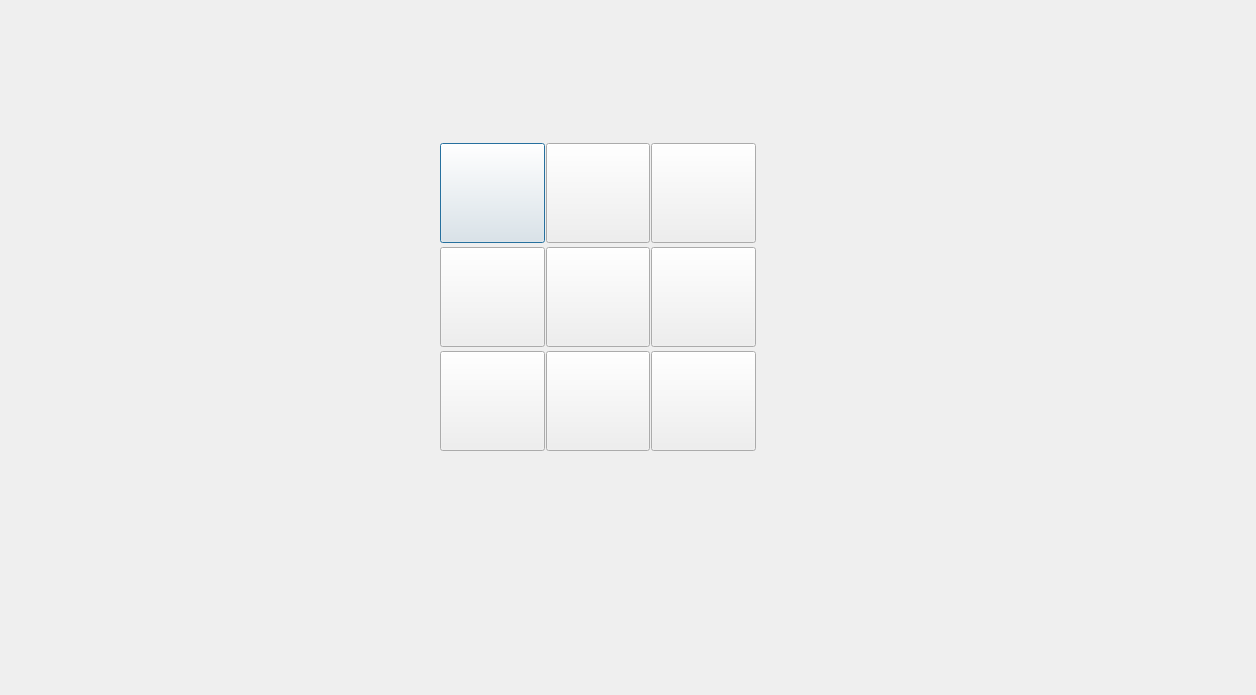
Qt form Tic_Tac_Toe/thegame.ui (DoDoz015/Tic-Tac-Toe) before a commit.
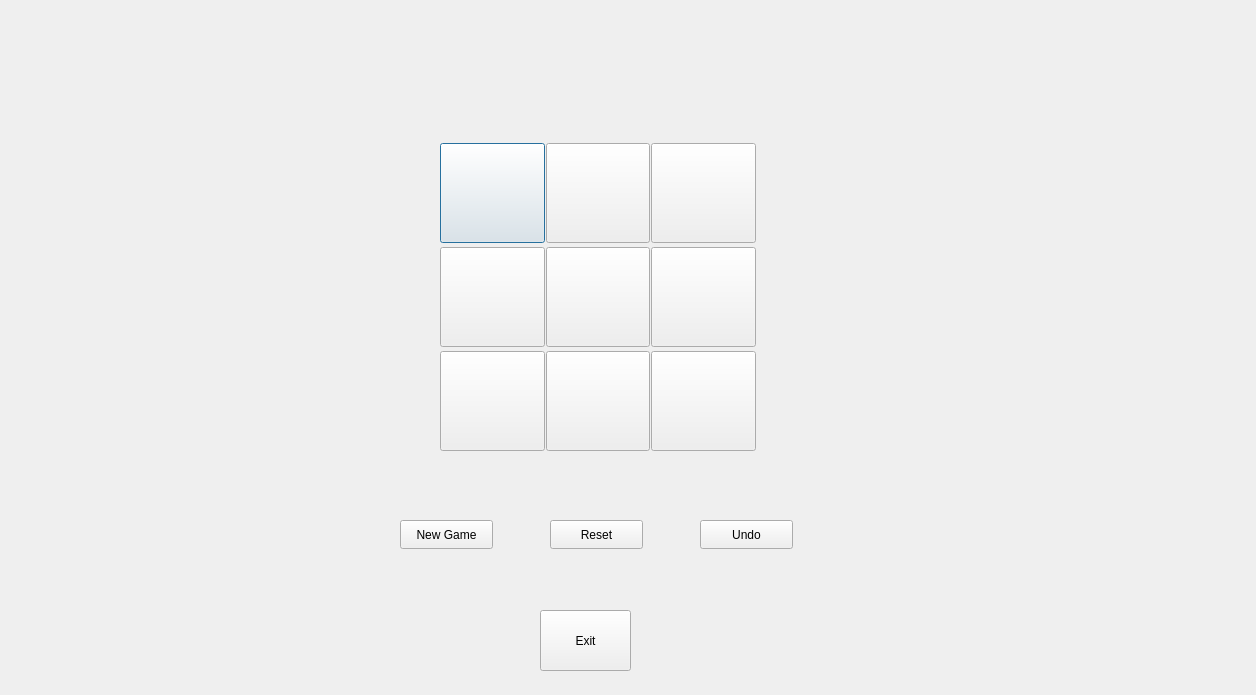
The same form after that commit.

```diff
--- a/Tic_Tac_Toe/thegame.ui
+++ b/Tic_Tac_Toe/thegame.ui
@@ -13,7 +13,7 @@
   <property name="windowTitle">
    <string>Dialog</string>
   </property>
-  <widget class="QWidget" name="">
+  <widget class="QWidget" name="layoutWidget">
    <property name="geometry">
     <rect>
      <x>440</x>
@@ -148,6 +148,58 @@
     </item>
    </layout>
   </widget>
+  <widget class="QPushButton" name="Reset">
+   <property name="geometry">
+    <rect>
+     <x>550</x>
+     <y>520</y>
+     <width>93</width>
+     <height>29</height>
+    </rect>
+   </property>
+   <property name="text">
+    <string>Reset</string>
+   </property>
+  </widget>
+  <widget class="QPushButton" name="New_Game">
+   <property name="geometry">
+    <rect>
+     <x>400</x>
+     <y>520</y>
+     <width>93</width>
+     <height>29</height>
+    </rect>
+   </property>
+   <property name="text">
+    <string>New Game</string>
+   </property>
+  </widget>
+  <widget class="QPushButton" name="pushButton_12">
+   <property name="geometry">
+    <rect>
+     <x>700</x>
+     <y>520</y>
+     <width>93</width>
+     <height>29</height>
+    </rect>
+   </property>
+   <property name="text">
+    <string>Undo</string>
+   </property>
+  </widget>
+  <widget class="QPushButton" name="pushButton_10">
+   <property name="geometry">
+    <rect>
+     <x>540</x>
+     <y>610</y>
+     <width>91</width>
+     <height>61</height>
+    </rect>
+   </property>
+   <property name="text">
+    <string>Exit</string>
+   </property>
+  </widget>
  </widget>
  <resources/>
  <connections/>
```
Left out of the diff: 73 changed lines with no effect on the pictures.
